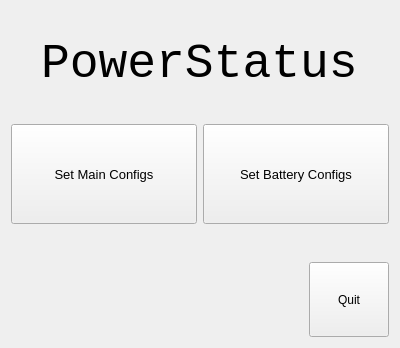
Qt form cfg-switcher/cfgswitcher.ui (cspang1/cfg-switcher) before a commit.
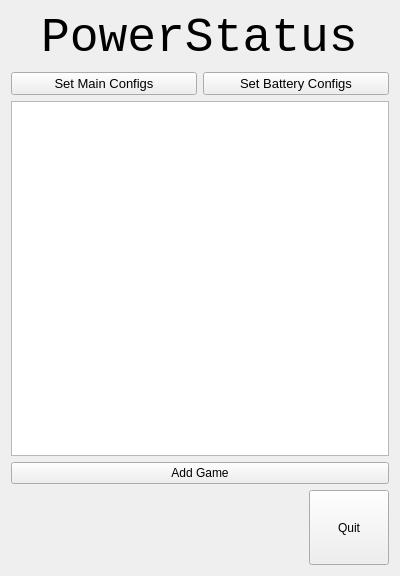
The same form after that commit.

Commit message: Began implementing games table

Diff of the .ui file:
```diff
--- a/cfg-switcher/cfgswitcher.ui
+++ b/cfg-switcher/cfgswitcher.ui
@@ -7,7 +7,7 @@
     <x>0</x>
     <y>0</y>
     <width>400</width>
-    <height>348</height>
+    <height>576</height>
    </rect>
   </property>
   <property name="windowTitle">
@@ -91,6 +91,24 @@
      </item>
     </layout>
    </item>
+   <item>
+    <layout class="QHBoxLayout" name="horizontalLayout_4">
+     <item>
+      <layout class="QVBoxLayout" name="verticalLayout_3">
+       <item>
+        <widget class="QTableView" name="gamesTableView"/>
+       </item>
+       <item>
+        <widget class="QPushButton" name="addGameBtn">
+         <property name="text">
+          <string>Add Game</string>
+         </property>
+        </widget>
+       </item>
+      </layout>
+     </item>
+    </layout>
+   </item>
    <item>
     <layout class="QHBoxLayout" name="horizontalLayout_3">
      <item alignment="Qt::AlignRight|Qt::AlignBottom">
```
The commit also changes 8 other files.
